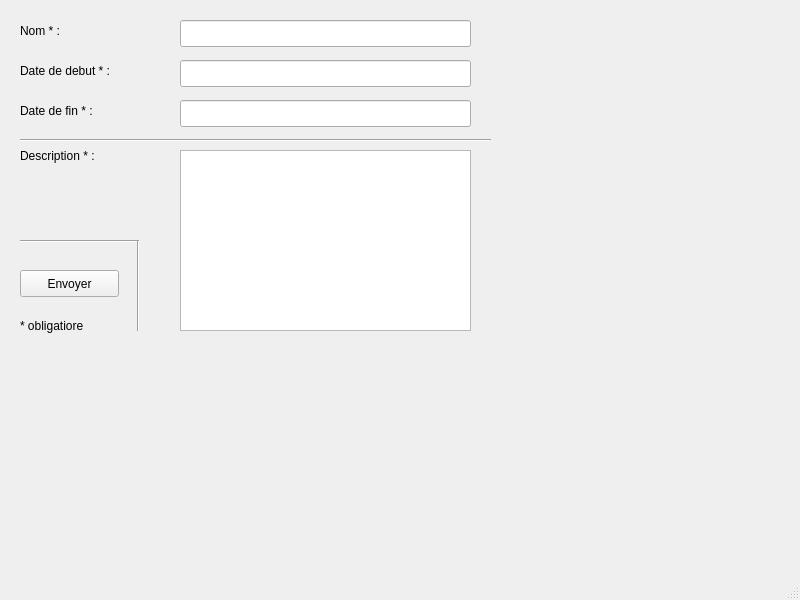
Above: mainwindow.ui from ValentinCollignon/ProjetCPOA before the change. Below: the same form after it.
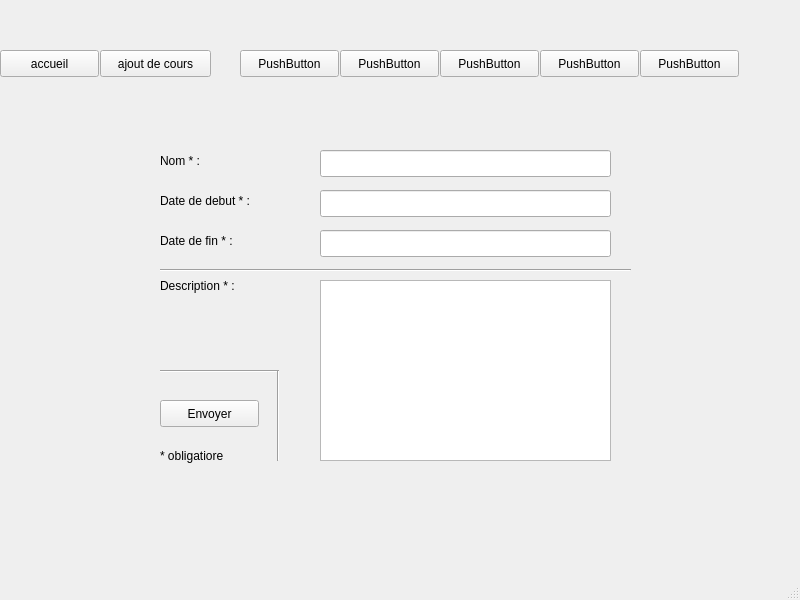
That is the form after the change.

The edit to the form file:
```diff
--- a/mainwindow.ui
+++ b/mainwindow.ui
@@ -14,161 +14,294 @@
    <string>MainWindow</string>
   </property>
   <widget class="QWidget" name="centralwidget">
-   <widget class="QPushButton" name="pushButton">
+   <widget class="QStackedWidget" name="stackedWidget">
     <property name="geometry">
      <rect>
-      <x>20</x>
-      <y>270</y>
-      <width>99</width>
-      <height>27</height>
+      <x>0</x>
+      <y>100</y>
+      <width>791</width>
+      <height>451</height>
      </rect>
     </property>
-    <property name="text">
-     <string>Envoyer</string>
+    <property name="currentIndex">
+     <number>1</number>
     </property>
+    <widget class="QWidget" name="page"/>
+    <widget class="QWidget" name="page_2">
+     <widget class="QLineEdit" name="lineEdit_3">
+      <property name="geometry">
+       <rect>
+        <x>320</x>
+        <y>130</y>
+        <width>291</width>
+        <height>27</height>
+       </rect>
+      </property>
+     </widget>
+     <widget class="QLineEdit" name="lineEdit_2">
+      <property name="geometry">
+       <rect>
+        <x>320</x>
+        <y>90</y>
+        <width>291</width>
+        <height>27</height>
+       </rect>
+      </property>
+     </widget>
+     <widget class="QTextEdit" name="textEdit">
+      <property name="geometry">
+       <rect>
+        <x>320</x>
+        <y>180</y>
+        <width>291</width>
+        <height>181</height>
+       </rect>
+      </property>
+     </widget>
+     <widget class="QLabel" name="label_4">
+      <property name="geometry">
+       <rect>
+        <x>160</x>
+        <y>170</y>
+        <width>161</width>
+        <height>31</height>
+       </rect>
+      </property>
+      <property name="text">
+       <string>Description * :</string>
+      </property>
+     </widget>
+     <widget class="Line" name="line_2">
+      <property name="geometry">
+       <rect>
+        <x>160</x>
+        <y>270</y>
+        <width>118</width>
+        <height>3</height>
+       </rect>
+      </property>
+      <property name="orientation">
+       <enum>Qt::Horizontal</enum>
+      </property>
+     </widget>
+     <widget class="QLabel" name="label_5">
+      <property name="geometry">
+       <rect>
+        <x>160</x>
+        <y>340</y>
+        <width>121</width>
+        <height>31</height>
+       </rect>
+      </property>
+      <property name="text">
+       <string>* obligatiore</string>
+      </property>
+     </widget>
+     <widget class="Line" name="line_3">
+      <property name="geometry">
+       <rect>
+        <x>263</x>
+        <y>270</y>
+        <width>31</width>
+        <height>91</height>
+       </rect>
+      </property>
+      <property name="orientation">
+       <enum>Qt::Vertical</enum>
+      </property>
+     </widget>
+     <widget class="Line" name="line">
+      <property name="geometry">
+       <rect>
+        <x>160</x>
+        <y>155</y>
+        <width>471</width>
+        <height>31</height>
+       </rect>
+      </property>
+      <property name="orientation">
+       <enum>Qt::Horizontal</enum>
+      </property>
+     </widget>
+     <widget class="QLabel" name="label_3">
+      <property name="geometry">
+       <rect>
+        <x>160</x>
+        <y>130</y>
+        <width>131</width>
+        <height>21</height>
+       </rect>
+      </property>
+      <property name="text">
+       <string>Date de fin * :</string>
+      </property>
+     </widget>
+     <widget class="QLineEdit" name="lineEdit">
+      <property name="geometry">
+       <rect>
+        <x>320</x>
+        <y>50</y>
+        <width>291</width>
+        <height>27</height>
+       </rect>
+      </property>
+     </widget>
+     <widget class="QLabel" name="label">
+      <property name="geometry">
+       <rect>
+        <x>160</x>
+        <y>50</y>
+        <width>101</width>
+        <height>21</height>
+       </rect>
+      </property>
+      <property name="text">
+       <string>Nom * :</string>
+      </property>
+     </widget>
+     <widget class="QPushButton" name="pushButton">
+      <property name="geometry">
+       <rect>
+        <x>160</x>
+        <y>300</y>
+        <width>99</width>
+        <height>27</height>
+       </rect>
+      </property>
+      <property name="text">
+       <string>Envoyer</string>
+      </property>
+     </widget>
+     <widget class="QLabel" name="label_2">
+      <property name="geometry">
+       <rect>
+        <x>160</x>
+        <y>90</y>
+        <width>121</width>
+        <height>21</height>
+       </rect>
+      </property>
+      <property name="text">
+       <string>Date de debut * :</string>
+      </property>
+     </widget>
+     <zorder>line_3</zorder>
+     <zorder>lineEdit_2</zorder>
+     <zorder>lineEdit_3</zorder>
+     <zorder>label_4</zorder>
+     <zorder>textEdit</zorder>
+     <zorder>label_5</zorder>
+     <zorder>line_2</zorder>
+     <zorder>line</zorder>
+     <zorder>label_3</zorder>
+     <zorder>lineEdit</zorder>
+     <zorder>label</zorder>
+     <zorder>pushButton</zorder>
+     <zorder>label_2</zorder>
+     <zorder>lineEdit_3</zorder>
+     <zorder>lineEdit_2</zorder>
+     <zorder>textEdit</zorder>
+     <zorder>label_4</zorder>
+     <zorder>line_2</zorder>
+     <zorder>label_5</zorder>
+     <zorder>line_3</zorder>
+     <zorder>line</zorder>
+     <zorder>label_3</zorder>
+     <zorder>lineEdit</zorder>
+     <zorder>label</zorder>
+     <zorder>pushButton</zorder>
+     <zorder>label_2</zorder>
+    </widget>
    </widget>
-   <widget class="QLabel" name="label">
+   <widget class="QPushButton" name="pushButton_2">
     <property name="geometry">
      <rect>
-      <x>20</x>
-      <y>20</y>
-      <width>101</width>
-      <height>21</height>
+      <x>0</x>
+      <y>50</y>
+      <width>99</width>
+      <height>27</height>
      </rect>
     </property>
     <property name="text">
-     <string>Nom * :</string>
+     <string>accueil</string>
     </property>
    </widget>
-   <widget class="QLabel" name="label_2">
+   <widget class="QPushButton" name="pushButton_3">
     <property name="geometry">
      <rect>
-      <x>20</x>
-      <y>60</y>
-      <width>121</width>
-      <height>21</height>
+      <x>100</x>
+      <y>50</y>
+      <width>111</width>
+      <height>27</height>
      </rect>
     </property>
     <property name="text">
-     <string>Date de debut * :</string>
+     <string>ajout de cours</string>
     </property>
    </widget>
-   <widget class="QLabel" name="label_3">
+   <widget class="QPushButton" name="pushButton_4">
     <property name="geometry">
      <rect>
-      <x>20</x>
-      <y>100</y>
-      <width>131</width>
-      <height>21</height>
+      <x>240</x>
+      <y>50</y>
+      <width>99</width>
+      <height>27</height>
      </rect>
     </property>
     <property name="text">
-     <string>Date de fin * :</string>
+     <string>PushButton</string>
     </property>
    </widget>
-   <widget class="QLabel" name="label_4">
+   <widget class="QPushButton" name="pushButton_5">
     <property name="geometry">
      <rect>
-      <x>20</x>
-      <y>140</y>
-      <width>161</width>
-      <height>31</height>
+      <x>340</x>
+      <y>50</y>
+      <width>99</width>
+      <height>27</height>
      </rect>
     </property>
     <property name="text">
-     <string>Description * :</string>
+     <string>PushButton</string>
     </property>
    </widget>
-   <widget class="QLabel" name="label_5">
+   <widget class="QPushButton" name="pushButton_6">
     <property name="geometry">
      <rect>
-      <x>20</x>
-      <y>310</y>
-      <width>121</width>
-      <height>31</height>
+      <x>440</x>
+      <y>50</y>
+      <width>99</width>
+      <height>27</height>
      </rect>
     </property>
     <property name="text">
-     <string>* obligatiore</string>
+     <string>PushButton</string>
     </property>
    </widget>
-   <widget class="QLineEdit" name="lineEdit">
+   <widget class="QPushButton" name="pushButton_7">
     <property name="geometry">
      <rect>
-      <x>180</x>
-      <y>20</y>
-      <width>291</width>
+      <x>540</x>
+      <y>50</y>
+      <width>99</width>
       <height>27</height>
      </rect>
     </property>
-   </widget>
-   <widget class="QLineEdit" name="lineEdit_2">
-    <property name="geometry">
-     <rect>
-      <x>180</x>
-      <y>60</y>
-      <width>291</width>
-      <height>27</height>
-     </rect>
+    <property name="text">
+     <string>PushButton</string>
     </property>
    </widget>
-   <widget class="QLineEdit" name="lineEdit_3">
+   <widget class="QPushButton" name="pushButton_8">
     <property name="geometry">
      <rect>
-      <x>180</x>
-      <y>100</y>
-      <width>291</width>
+      <x>640</x>
+      <y>50</y>
+      <width>99</width>
       <height>27</height>
      </rect>
     </property>
-   </widget>
-   <widget class="QTextEdit" name="textEdit">
-    <property name="geometry">
-     <rect>
-      <x>180</x>
-      <y>150</y>
-      <width>291</width>
-      <height>181</height>
-     </rect>
-    </property>
-   </widget>
-   <widget class="Line" name="line">
-    <property name="geometry">
-     <rect>
-      <x>20</x>
-      <y>125</y>
-      <width>471</width>
-      <height>31</height>
-     </rect>
-    </property>
-    <property name="orientation">
-     <enum>Qt::Horizontal</enum>
-    </property>
-   </widget>
-   <widget class="Line" name="line_2">
-    <property name="geometry">
-     <rect>
-      <x>20</x>
-      <y>240</y>
-      <width>118</width>
-      <height>3</height>
-     </rect>
-    </property>
-    <property name="orientation">
-     <enum>Qt::Horizontal</enum>
-    </property>
-   </widget>
-   <widget class="Line" name="line_3">
-    <property name="geometry">
-     <rect>
-      <x>123</x>
-      <y>240</y>
-      <width>31</width>
-      <height>91</height>
-     </rect>
-    </property>
-    <property name="orientation">
-     <enum>Qt::Vertical</enum>
+    <property name="text">
+     <string>PushButton</string>
     </property>
    </widget>
   </widget>
```
